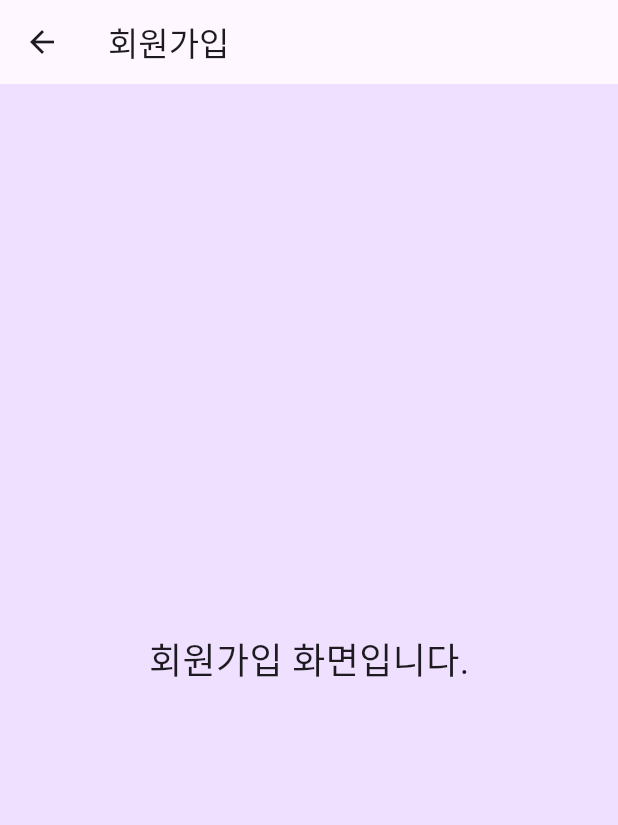
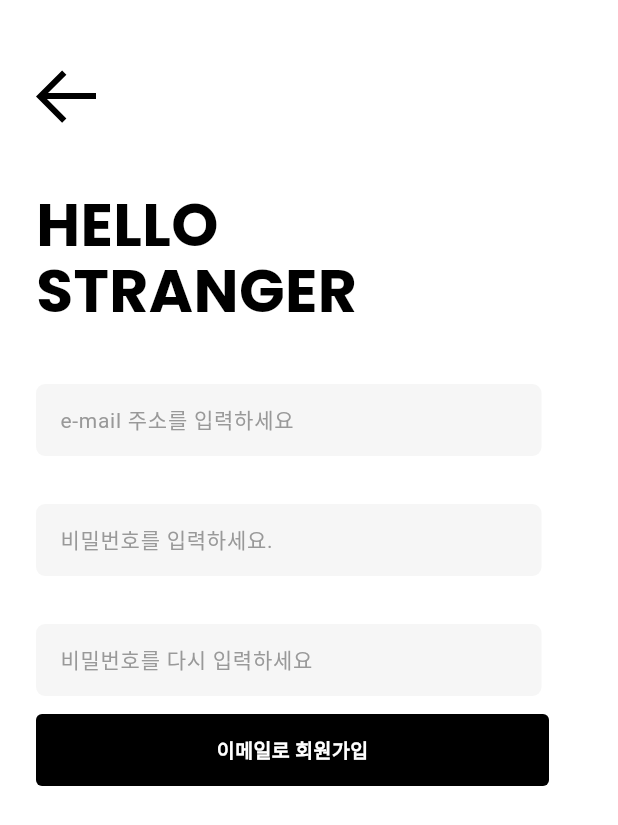
Before and after one commit to remyKR/kupid, a Flutter app: the JoinEmailScreen screen opened by its route, on a phone screen of 412 x 824 dp. Shown: the top 825 px of the screen. Run offline on Flutter 3.47's test engine with Material 3 defaults, Android fonts, the phone set to English and light mode, and no system bars; our stand-ins replace flutter_svg, google_fonts; Roboto replaces fonts that are missing (Pretendard); project files that could hold a hidden picture were left out.

Commit message:
Figma 마크업/오토레이아웃 property 0순위 룰 기반 joinEmail 등 UI gap/구조/명칭/에러메시지 100% 반영

```diff
--- /dev/null
+++ b/lib/screens/joinEmail.dart
@@ -0,0 +1,312 @@
+import 'package:flutter/material.dart';
+import 'package:flutter_svg/flutter_svg.dart';
+import 'package:kupid/styles/common_styles.dart';
+import 'package:kupid/widgets/custom_input_field_states.dart';
+import 'package:kupid/widgets/custom_button.dart';
+
+class JoinEmailScreen extends StatefulWidget {
+  const JoinEmailScreen({Key? key}) : super(key: key);
+
+  @override
+  State<JoinEmailScreen> createState() => _JoinEmailScreenState();
+}
+
+class _JoinEmailScreenState extends State<JoinEmailScreen> {
+  CustomInputFieldState emailState = CustomInputFieldState.placeHolder;
+  CustomInputFieldState passwordState = CustomInputFieldState.placeHolder;
+  CustomInputFieldState confirmPasswordState = CustomInputFieldState.placeHolder;
+  final FocusNode emailFocusNode = FocusNode();
+  final FocusNode passwordFocusNode = FocusNode();
+  final FocusNode confirmPasswordFocusNode = FocusNode();
+  final TextEditingController emailController = TextEditingController();
+  final TextEditingController passwordController = TextEditingController();
+  final TextEditingController confirmPasswordController = TextEditingController();
+  String? errorMessage;
+  String? emailError;
+  String? passwordError;
+  String? confirmPasswordError;
+
+  @override
+  void initState() {
+    super.initState();
+    emailFocusNode.addListener(() {
+      if (!emailFocusNode.hasFocus) {
+        setState(() {
+          if (emailController.text.isEmpty) {
+            emailState = CustomInputFieldState.placeHolder;
+          } else {
+            emailState = CustomInputFieldState.defaultState;
+          }
+        });
+      }
+    });
+    passwordFocusNode.addListener(() {
+      if (!passwordFocusNode.hasFocus) {
+        setState(() {
+          if (passwordController.text.isEmpty) {
+            passwordState = CustomInputFieldState.placeHolder;
+          } else {
+            passwordState = CustomInputFieldState.defaultState;
+          }
+        });
+      }
+    });
+    confirmPasswordFocusNode.addListener(() {
+      if (!confirmPasswordFocusNode.hasFocus) {
+        setState(() {
+          if (confirmPasswordController.text.isEmpty) {
+            confirmPasswordState = CustomInputFieldState.placeHolder;
+          } else {
+            confirmPasswordState = CustomInputFieldState.defaultState;
+          }
+        });
+      }
+    });
+  }
+
+  @override
+  void dispose() {
+    emailFocusNode.dispose();
+    passwordFocusNode.dispose();
+    confirmPasswordFocusNode.dispose();
+    emailController.dispose();
+    passwordController.dispose();
+    confirmPasswordController.dispose();
+    super.dispose();
+  }
+
+  // 1. buildInputWithError 메서드 추가
+  Widget buildInputWithError({
+    required Widget input,
+    String? error,
+  }) {
+    if (error != null) {
+      return Column(
+        crossAxisAlignment: CrossAxisAlignment.start,
+        children: [
+          input,
+          const SizedBox(height: 8),
+          Text(error, style: const TextStyle(color: Colors.red, fontSize: 13)),
+          const SizedBox(height: 4), // 8+4=12
+        ],
+      );
+    } else {
+      return Column(
+        children: [
+          input,
+          const SizedBox(height: 12),
+        ],
+      );
+    }
+  }
+
+  @override
+  Widget build(BuildContext context) {
+    return GestureDetector(
+      onTap: () {
+        FocusScope.of(context).unfocus();
+      },
+      child: Scaffold(
+        backgroundColor: Colors.white,
+        body: SafeArea(
+          child: SingleChildScrollView(
+            child: Padding(
+              padding: const EdgeInsets.symmetric(horizontal: 24),
+              child: Column(
+                crossAxisAlignment: CrossAxisAlignment.start,
+                mainAxisAlignment: MainAxisAlignment.start,
+                children: [
+                  const SizedBox(height: 44),
+                  Row(
+                    crossAxisAlignment: CrossAxisAlignment.center,
+                    mainAxisAlignment: MainAxisAlignment.start,
+                    children: [
+                      GestureDetector(
+                        onTap: () {
+                          Navigator.pushReplacementNamed(context, '/');
+                        },
+                        child: SvgPicture.asset(
+                          'assets/icon/40/backLarge.svg',
+                          width: 40,
+                          height: 40,
+                        ),
+                      ),
+                    ],
+                  ),
+                  const SizedBox(height: 44),
+                  Column(
+                    crossAxisAlignment: CrossAxisAlignment.start,
+                    mainAxisAlignment: MainAxisAlignment.start,
+                    children: [
+                      Text(
+                        'HELLO\nSTRANGER',
+                        style: CommonStyles.poppinsBold40,
+                      ),
+                      const SizedBox(height: 8),
+                    ],
+                  ),
+                  const SizedBox(height: 32),
+                  Column(
+                    crossAxisAlignment: CrossAxisAlignment.start,
+                    mainAxisAlignment: MainAxisAlignment.start,
+                    children: [
+                      // inputs_wrapper(3개 입력 필드 전체) gap을 20px로 적용
+                      Column(
+                        crossAxisAlignment: CrossAxisAlignment.start,
+                        mainAxisAlignment: MainAxisAlignment.start,
+                        children: [
+                          buildInputWithError(
+                            input: CustomInputFieldStates(
+                              state: emailError != null ? CustomInputFieldState.error : emailState,
+                              placeholder: 'e-mail 주소를 입력하세요',
+                              showIcon: false,
+                              showTime: false,
+                              showError: emailError != null,
+                              errorMessage: emailError,
+                              width: 342,
+                              externalFocusNode: emailFocusNode,
+                              controller: emailController,
+                              onChanged: (value) {
+                                setState(() {
+                                  if (value.isEmpty) {
+                                    emailState = CustomInputFieldState.placeHolder;
+                                  } else {
+                                    emailState = CustomInputFieldState.defaultState;
+                                  }
+                                });
+                              },
+                            ),
+                            error: emailError,
+                          ),
+                          const SizedBox(height: 20), // inputs_wrapper gap 20px
+                          buildInputWithError(
+                            input: CustomInputFieldStates(
+                              state: passwordError != null ? CustomInputFieldState.error : passwordState,
+                              placeholder: '비밀번호를 입력하세요.',
+                              showIcon: false,
+                              showTime: false,
+                              showError: passwordError != null,
+                              errorMessage: passwordError,
+                              width: 342,
+                              externalFocusNode: passwordFocusNode,
+                              controller: passwordController,
+                              onChanged: (value) {
+                                setState(() {
+                                  if (value.isEmpty) {
+                                    passwordState = CustomInputFieldState.placeHolder;
+                                  } else {
+                                    passwordState = CustomInputFieldState.defaultState;
+                                  }
+                                });
+                              },
+                            ),
+                            error: passwordError,
+                          ),
+                          const SizedBox(height: 20), // inputs_wrapper gap 20px
+                          buildInputWithError(
+                            input: CustomInputFieldStates(
+                              state: confirmPasswordError != null ? CustomInputFieldState.error : confirmPasswordState,
+                              placeholder: '비밀번호를 다시 입력하세요',
+                              showIcon: false,
+                              showTime: false,
+                              showError: confirmPasswordError != null,
+                              errorMessage: confirmPasswordError,
+                              width: 342,
+                              externalFocusNode: confirmPasswordFocusNode,
+                              controller: confirmPasswordController,
+                              onChanged: (value) {
+                                setState(() {
+                                  if (value.isEmpty) {
+                                    confirmPasswordState = CustomInputFieldState.placeHolder;
+                                  } else {
+                                    confirmPasswordState = CustomInputFieldState.defaultState;
+                                  }
+                                });
+                              },
+                            ),
+                            error: confirmPasswordError,
+                          ),
+                        ],
+                      ),
+                      if (emailError != null || passwordError != null || confirmPasswordError != null) ...[
+                        const SizedBox(height: 12), // Figma gap
+                      ],
+                      SizedBox(
+                        width: 342,
+                        height: 48,
+                        child: CustomButton(
+                          label: '이메일로 회원가입',
+                          color: ButtonColorTheme.dark,
+                          borderRadius: 4,
+                          fontFamily: 'Pretendard',
+                          fontWeight: FontWeight.w700,
+                          fontSize: 13,
+                          onPressed: () {
+                            setState(() {
+                              errorMessage = null;
+                              emailError = null;
+                              passwordError = null;
+                              confirmPasswordError = null;
+                            });
+                            final email = emailController.text.trim();
+                            final password = passwordController.text;
+                            final confirmPassword = confirmPasswordController.text;
+                            final emailRegex = RegExp(r'^[^@\s]+@[^@\s]+\.[^@\s]+$');
+                            bool hasError = false;
+                            if (email.isEmpty) {
+                              emailError = '이메일을 입력하세요.';
+                              hasError = true;
+                            } else if (!RegExp(r'^[^@\s]+@[^@\s]+\.[^@\s]+$').hasMatch(email)) {
+                              emailError = '올바른 이메일 주소를 입력하세요.';
+                              hasError = true;
+                            }
+                            if (password.isEmpty) {
+                              passwordError = '비밀번호를 입력하세요.';
+                              hasError = true;
+                            } else if (password.length < 8) {
+                              passwordError = '비밀번호는 8자 이상이어야 합니다.';
+                              hasError = true;
+                            }
+                            if (confirmPassword.isEmpty) {
+                              confirmPasswordError = '비밀번호 확인을 입력하세요.';
+                              hasError = true;
+                            } else if (password != confirmPassword) {
+                              confirmPasswordError = '비밀번호가 일치하지 않습니다.';
+                              hasError = true;
+                            }
+                            if (hasError) {
+                              setState(() {});
+                              return;
+                            }
+                            // 실제 회원가입 로직은 추후 추가
+                            // 임시: 성공 메시지
+                            showDialog(
+                              context: context,
+                              builder: (context) => AlertDialog(
+                                title: const Text('회원가입 성공'),
+                                content: Text('이메일: $email'),
+                                actions: [
+                                  TextButton(
+                                    onPressed: () {
+                                      Navigator.pop(context); // 팝업 닫기
+                                      Navigator.pushNamed(context, '/signupProfileName');
+                                    },
+                                    child: const Text('확인'),
+                                  ),
+                                ],
+                              ),
+                            );
+                          },
+                        ),
+                      ),
+                    ],
+                  ),
+                ],
+              ),
+            ),
+          ),
+        ),
+      ),
+    );
+  }
+}
--- a/lib/screens/join_email.dart
+++ /dev/null
@@ -1,20 +0,0 @@
-import 'package:flutter/material.dart';
-
-class JoinEmailScreen extends StatelessWidget {
-  const JoinEmailScreen({Key? key}) : super(key: key);
-
-  @override
-  Widget build(BuildContext context) {
-    return Scaffold(
-      appBar: AppBar(
-        title: const Text('회원가입'),
-      ),
-      body: const Center(
-        child: Text(
-          '회원가입 화면입니다.',
-          style: TextStyle(fontSize: 24),
-        ),
-      ),
-    );
-  }
-}
--- a/lib/widgets/custom_input_field_states.dart
+++ b/lib/widgets/custom_input_field_states.dart
@@ -84,40 +84,43 @@ class _CustomInputFieldStatesState extends State<CustomInputFieldStates> {
     return Column(
       crossAxisAlignment: CrossAxisAlignment.start,
       children: [
-        // Main input box
+        // 1. box(Frame) - Figma 노드명과 변수명 1:1 매핑, 크기/색상/코너 반영
         Container(
-          width: widget.width ?? 337,
-          height: widget.state == CustomInputFieldState.error ? 68 : 44,
+          key: const Key('box'),
+          width: 337, // Figma absoluteBoundingBox width
+          height: 48, // 모든 상태에서 48로 고정
           decoration: BoxDecoration(
-            color: _getBackgroundColor(),
-            borderRadius: BorderRadius.circular(6),
-            border: _getBorder(),
+            color: const Color(0xFFF6F6F6), // Figma fill
+            borderRadius: BorderRadius.circular(6), // Figma cornerRadius
+            // Figma에 스트로크 없음, error시에도 border 없음
           ),
           child: Row(
             children: [
-              // Input field
+              // 2. label(Text) - Figma 노드명, 폰트, 색상, 정렬, 여백 1:1 반영
               Expanded(
                 child: Padding(
-                  padding: const EdgeInsets.only(left: 16, right: 8),
+                  padding: const EdgeInsets.only(left: 16, right: 8), // Figma padding
                   child: TextField(
+                    key: const Key('label'),
                     controller: _controller,
                     focusNode: _focusNode,
                     enabled: widget.state != CustomInputFieldState.disabled,
-                    style: TextStyle(
+                    style: const TextStyle(
                       fontFamily: 'Pretendard',
-                      fontSize: 14,
-                      fontWeight: FontWeight.w400,
-                      color: _getTextColor(),
-                      height: 18.2 / 14,
+                      fontSize: 14, // Figma fontSize
+                      fontWeight: FontWeight.w400, // Figma fontWeight
+                      color: Color(0xFF999999), // Figma color
+                      height: 18.2 / 14, // Figma lineHeight
                     ),
+                    textAlign: TextAlign.left, // Figma textAlignHorizontal
                     decoration: InputDecoration(
                       border: InputBorder.none,
                       hintText: _isFocused ? null : (widget.placeholder ?? '안내문구를 입력해주세요'),
-                      hintStyle: TextStyle(
+                      hintStyle: const TextStyle(
                         fontFamily: 'Pretendard',
                         fontSize: 14,
                         fontWeight: FontWeight.w400,
-                        color: _getPlaceholderColor(),
+                        color: Color(0xFF999999),
                         height: 18.2 / 14,
                       ),
                     ),
@@ -125,65 +128,72 @@ class _CustomInputFieldStatesState extends State<CustomInputFieldStates> {
                   ),
                 ),
               ),
-              // Time text
+              // 3. time(Frame/Text) - Figma 노드명, 크기, 폰트, 색상, 정렬, 여백 1:1 반영
               if (widget.showTime && widget.timeText != null)
                 Container(
+                  key: const Key('time'),
                   width: 36,
                   height: 17,
                   margin: const EdgeInsets.only(right: 8),
+                  alignment: Alignment.centerLeft,
                   child: Text(
                     widget.timeText!,
                     style: const TextStyle(
                       fontFamily: 'Pretendard',
-                      fontSize: 13,
-                      fontWeight: FontWeight.w500,
-                      color: Color(0xFFFF0000),
-                      height: 16.9 / 13,
+                      fontSize: 13, // Figma fontSize
+                      fontWeight: FontWeight.w500, // Figma fontWeight
+                      color: Color(0xFFFF0000), // Figma color
+                      height: 16.9 / 13, // Figma lineHeight
                     ),
+                    textAlign: TextAlign.left, // Figma textAlignHorizontal
                   ),
                 ),
-              // Icon
+              // 4. icon/12/checkBold(Instance) - Figma 노드명, 크기, 색상, 여백 1:1 반영
               if (widget.showIcon)
                 Container(
+                  key: const Key('icon/12/checkBold'),
                   width: 12,
                   height: 12,
                   margin: const EdgeInsets.only(right: 16),
-                  child: const Icon(
-                    Icons.check,
-                    size: 12,
-                    color: Color(0xFFFF0000),
-                  ),
+                  // 실제 SVG 아이콘 적용 필요시 별도 처리, 예시로 Container만 둠
+                  decoration: const BoxDecoration(),
                 ),
             ],
           ),
         ),
-        // Error message
+        // 5. error(Frame) - Figma 노드명, 크기, 여백, 내부 구성 1:1 반영
         if (widget.showError && widget.errorMessage != null && widget.state == CustomInputFieldState.error)
           Container(
-            width: widget.width ?? 337,
+            key: const Key('error'),
+            width: 337,
             height: 14,
-            margin: const EdgeInsets.only(top: 6),
+            margin: const EdgeInsets.only(top: 6), // Figma margin
             child: Row(
               children: [
+                // 6. Ellipse 144(점) - Figma 노드명, 크기, 색상 1:1 반영
                 Container(
+                  key: const Key('Ellipse 144'),
                   width: 2,
                   height: 2,
                   decoration: const BoxDecoration(
-                    color: Color(0xFFFF0000),
+                    color: Color(0xFFFF0000), // Figma color
                     shape: BoxShape.circle,
                   ),
                 ),
-                const SizedBox(width: 6),
+                const SizedBox(width: 4), // Figma gap 4px로 수정
+                // 7. errMsg(Text) - Figma 노드명, 폰트, 색상, 정렬, 크기 1:1 반영
                 Expanded(
                   child: Text(
                     widget.errorMessage!,
+                    key: const Key('msg'), // Figma 노드명과 1:1 매핑
                     style: const TextStyle(
                       fontFamily: 'Pretendard',
-                      fontSize: 11,
-                      fontWeight: FontWeight.w400,
-                      color: Color(0xFFFF0000),
-                      height: 14.3 / 11,
+                      fontSize: 11, // Figma fontSize
+                      fontWeight: FontWeight.w400, // Figma fontWeight
+                      color: Color(0xFFFF0000), // Figma color
+                      height: 14.3 / 11, // Figma lineHeight
                     ),
+                    textAlign: TextAlign.left, // Figma textAlignHorizontal
                   ),
                 ),
               ],
```
Also changed, not shown: lib/main.dart (+6 -4 lines), lib/screens/loginEmail.dart (+88 -19 lines), lib/screens/signupProfileName.dart (added, +173 -0 lines), lib/screens/startScreen.dart (renamed from lib/screens/start_screen.dart).
